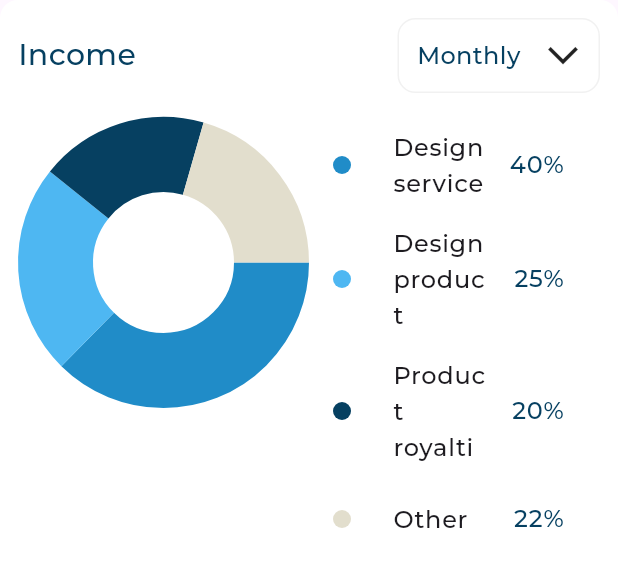
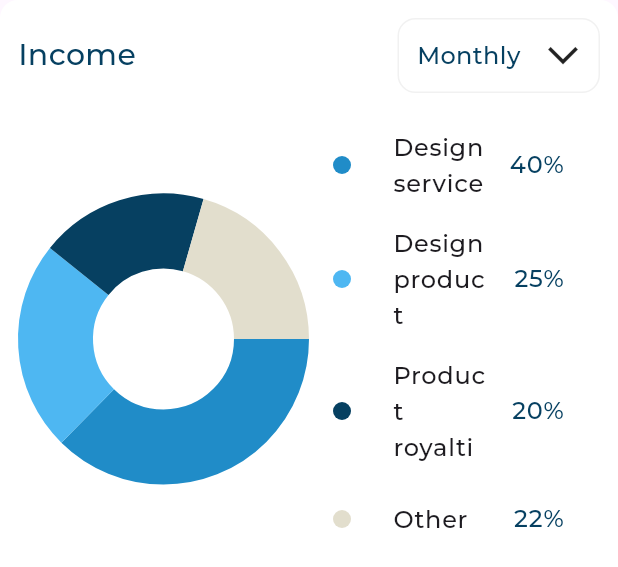
Before and after one commit to ahmedgamal826/responsive_dashboard, a Flutter app: the IncomeSection widget shown alone on an empty page, opened directly, on a phone screen of 412 x 824 dp. Shown: the top 567 px of the screen. Run offline on Flutter 3.47's test engine with Material 3 defaults, Android fonts, the phone set to English and light mode, and no system bars; drawn by our look-alikes of fl_chart; our stand-ins replace expandable_page_view, flutter_svg; project files that could hold a hidden picture were left out.

Commit message:
"Removed imports and widgets from DashboardTabletLayout, replaced with DashboardMobileLayout; updated crossAxisAlignment in IncomeSection."

```diff
--- a/lib/widgets/income widgets/income_section.dart
+++ b/lib/widgets/income widgets/income_section.dart
@@ -17,7 +17,7 @@ class IncomeSection extends StatelessWidget {
             height: 16,
           ),
           Row(
-            crossAxisAlignment: CrossAxisAlignment.start,
+            crossAxisAlignment: CrossAxisAlignment.center,
             children: [
               const Expanded(
                 child: IncomeChart(),
```
Also changed, not shown: lib/widgets/dashboard_mobile_layout.dart (added, +29 -0 lines), lib/widgets/dashboard_tablet_layout.dart (+2 -18 lines).
